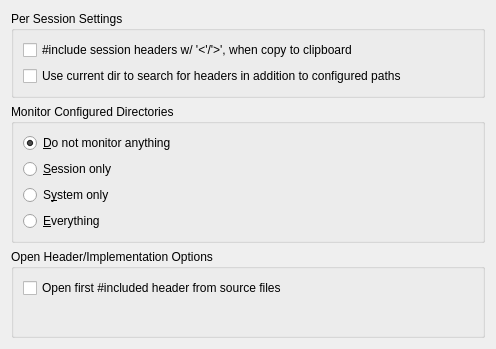
Before: the Qt Designer form src/other_settings.ui in zaufi/kate-cpp-helper-plugin, drawn with Qt 5.
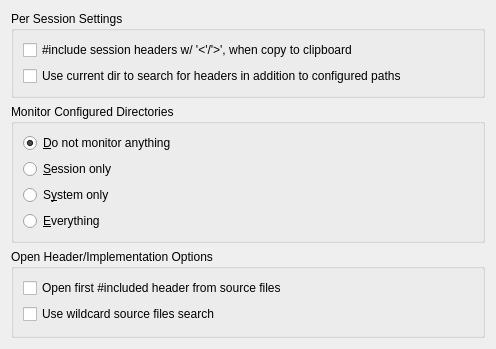
After: the same form once the commit is applied.

Commit message: add a checkbox to control wildcard search on open header/implementation

```diff
--- a/src/other_settings.ui
+++ b/src/other_settings.ui
@@ -117,6 +117,16 @@
         </property>
        </widget>
       </item>
+      <item>
+       <widget class="QCheckBox" name="useWildcardSearch">
+        <property name="whatsThis">
+         <string>&lt;html&gt;&lt;head/&gt;&lt;body&gt;&lt;p&gt;Search for &lt;code&gt;filename*.(cc|cpp|cxx|...)&lt;/code&gt; (and add as candidates) when switch from header file to source&lt;/p&gt;&lt;/body&gt;&lt;/html&gt;</string>
+        </property>
+        <property name="text">
+         <string>Use wildcard source files search</string>
+        </property>
+       </widget>
+      </item>
       <item>
        <spacer name="verticalSpacer">
         <property name="orientation">
```
The commit also changes 4 other files.
